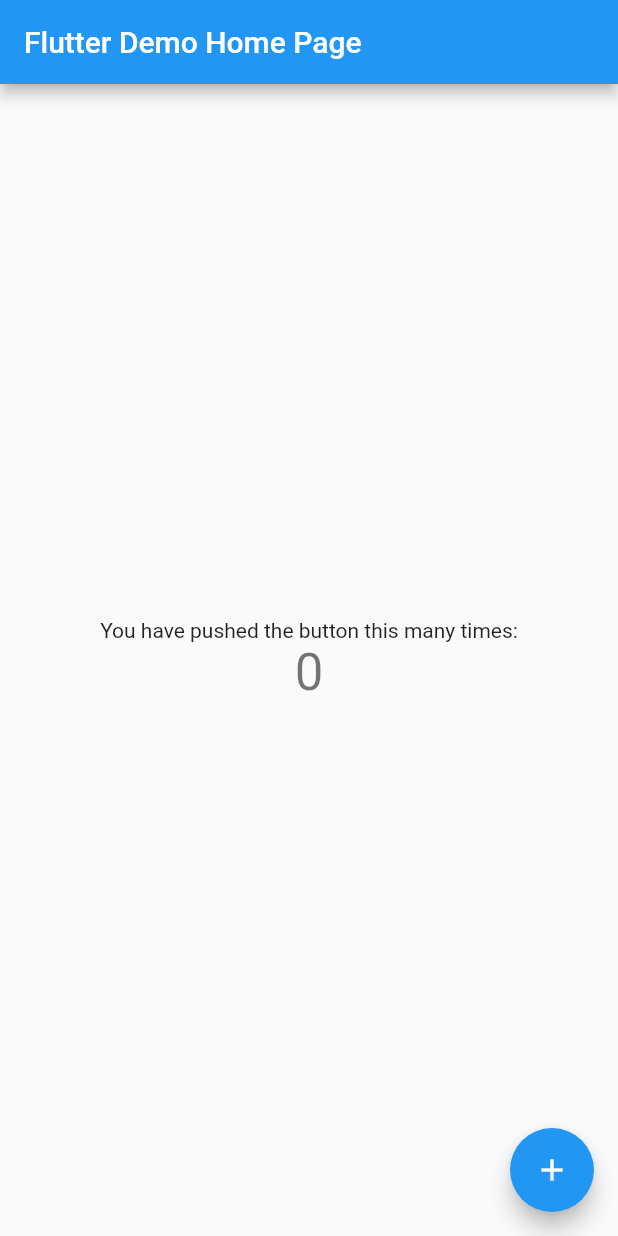
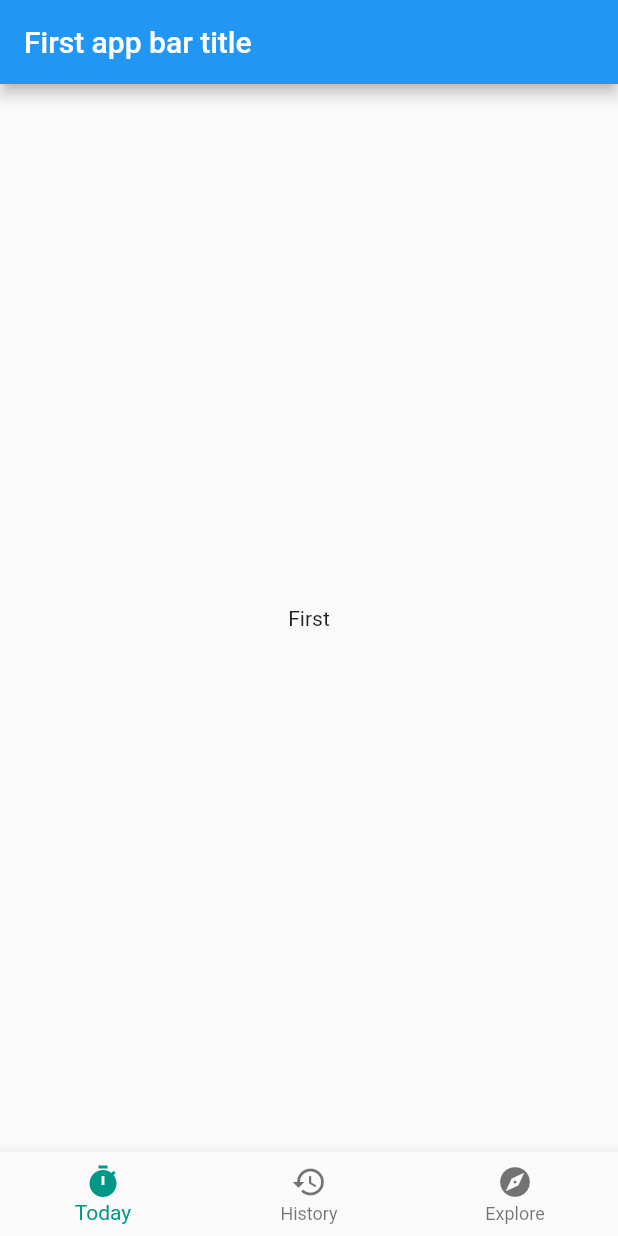
Before and after one commit to mbellagamba/nitro-time, a Flutter app: the screen it shows after launch, on a phone screen of 412 x 824 dp. Run offline on Flutter 3.47's test engine with Material 2 defaults, Android fonts, the phone set to English and light mode, and no system bars.

Commit message:
Add main navigation

```diff
--- a/lib/main.dart
+++ b/lib/main.dart
@@ -1,4 +1,5 @@
 import 'package:flutter/material.dart';
+import 'package:nitro_time/screens/home.dart';
 
 void main() => runApp(MyApp());
 
@@ -9,103 +10,9 @@ class MyApp extends StatelessWidget {
     return MaterialApp(
       title: 'Flutter Demo',
       theme: ThemeData(
-        // This is the theme of your application.
-        //
-        // Try running your application with "flutter run". You'll see the
-        // application has a blue toolbar. Then, without quitting the app, try
-        // changing the primarySwatch below to Colors.green and then invoke
-        // "hot reload" (press "r" in the console where you ran "flutter run",
-        // or simply save your changes to "hot reload" in a Flutter IDE).
-        // Notice that the counter didn't reset back to zero; the application
-        // is not restarted.
         primarySwatch: Colors.blue,
       ),
-      home: MyHomePage(title: 'Flutter Demo Home Page'),
+      home: Home(),
     );
   }
 }
-
-class MyHomePage extends StatefulWidget {
-  MyHomePage({Key key, this.title}) : super(key: key);
-
-  // This widget is the home page of your application. It is stateful, meaning
-  // that it has a State object (defined below) that contains fields that affect
-  // how it looks.
-
-  // This class is the configuration for the state. It holds the values (in this
-  // case the title) provided by the parent (in this case the App widget) and
-  // used by the build method of the State. Fields in a Widget subclass are
-  // always marked "final".
-
-  final String title;
-
-  @override
-  _MyHomePageState createState() => _MyHomePageState();
-}
-
-class _MyHomePageState extends State<MyHomePage> {
-  int _counter = 0;
-
-  void _incrementCounter() {
-    setState(() {
-      // This call to setState tells the Flutter framework that something has
-      // changed in this State, which causes it to rerun the build method below
-      // so that the display can reflect the updated values. If we changed
-      // _counter without calling setState(), then the build method would not be
-      // called again, and so nothing would appear to happen.
-      _counter++;
-    });
-  }
-
-  @override
-  Widget build(BuildContext context) {
-    // This method is rerun every time setState is called, for instance as done
-    // by the _incrementCounter method above.
-    //
-    // The Flutter framework has been optimized to make rerunning build methods
-    // fast, so that you can just rebuild anything that needs updating rather
-    // than having to individually change instances of widgets.
-    return Scaffold(
-      appBar: AppBar(
-        // Here we take the value from the MyHomePage object that was created by
-        // the App.build method, and use it to set our appbar title.
-        title: Text(widget.title),
-      ),
-      body: Center(
-        // Center is a layout widget. It takes a single child and positions it
-        // in the middle of the parent.
-        child: Column(
-          // Column is also layout widget. It takes a list of children and
-          // arranges them vertically. By default, it sizes itself to fit its
-          // children horizontally, and tries to be as tall as its parent.
-          //
-          // Invoke "debug painting" (press "p" in the console, choose the
-          // "Toggle Debug Paint" action from the Flutter Inspector in Android
-          // Studio, or the "Toggle Debug Paint" command in Visual Studio Code)
-          // to see the wireframe for each widget.
-          //
-          // Column has various properties to control how it sizes itself and
-          // how it positions its children. Here we use mainAxisAlignment to
-          // center the children vertically; the main axis here is the vertical
-          // axis because Columns are vertical (the cross axis would be
-          // horizontal).
-          mainAxisAlignment: MainAxisAlignment.center,
-          children: <Widget>[
-            Text(
-              'You have pushed the button this many times:',
-            ),
-            Text(
-              '$_counter',
-              style: Theme.of(context).textTheme.display1,
-            ),
-          ],
-        ),
-      ),
-      floatingActionButton: FloatingActionButton(
-        onPressed: _incrementCounter,
-        tooltip: 'Increment',
-        child: Icon(Icons.add),
-      ), // This trailing comma makes auto-formatting nicer for build methods.
-    );
-  }
-}
--- /dev/null
+++ b/lib/screens/home.dart
@@ -0,0 +1,57 @@
+import 'package:flutter/material.dart';
+import 'package:nitro_time/widgets/main_content.dart';
+
+class Home extends StatefulWidget {
+  @override
+  HomeState createState() => HomeState();
+}
+
+class HomeState extends State<Home> {
+  int _currentIndex;
+  final Map<int, String> _titles = Map.fromEntries([
+    MapEntry<int, String>(0, 'First'),
+    MapEntry(1, 'Second'),
+    MapEntry(2, 'Third'),
+  ]);
+
+  _currentScreen() {
+    final title = _titles[_currentIndex];
+    return MainContent(title);
+  }
+
+  @override
+  void initState() {
+    super.initState();
+    _currentIndex = 0;
+  }
+
+  @override
+  Widget build(BuildContext context) {
+    return Scaffold(
+      body: _currentScreen(),
+      bottomNavigationBar: BottomNavigationBar(
+        onTap: (index) {
+          setState(() {
+            _currentIndex = index;
+          });
+        },
+        currentIndex: _currentIndex,
+        selectedItemColor: Colors.teal,
+        items: [
+          BottomNavigationBarItem(
+            icon: Icon(Icons.timer),
+            title: Text('Today'),
+          ),
+          BottomNavigationBarItem(
+            icon: Icon(Icons.history),
+            title: Text('History'),
+          ),
+          BottomNavigationBarItem(
+            icon: Icon(Icons.explore),
+            title: Text('Explore'),
+          ),
+        ],
+      ),
+    );
+  }
+}
--- /dev/null
+++ b/lib/widgets/main_content.dart
@@ -0,0 +1,17 @@
+import 'package:flutter/material.dart';
+
+class MainContent extends StatelessWidget {
+  final String _title;
+  MainContent(this._title);
+
+  @override
+  Widget build(BuildContext context) {
+    return Scaffold(
+      appBar: AppBar(
+        title: Text('$_title app bar title'),
+      ),
+        body: Center(
+      child: Text(_title),
+    ));
+  }
+}
```
